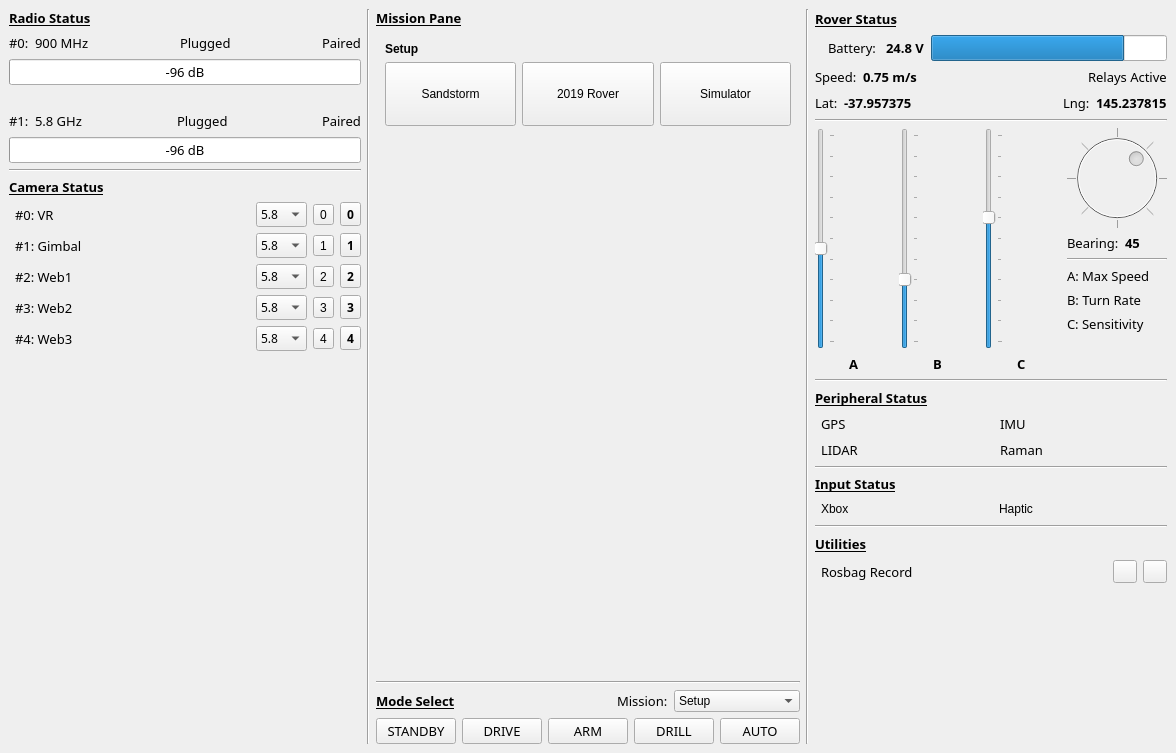
Qt form src/gui/main.ui (NovaRoverTeam/base_station) before a commit.
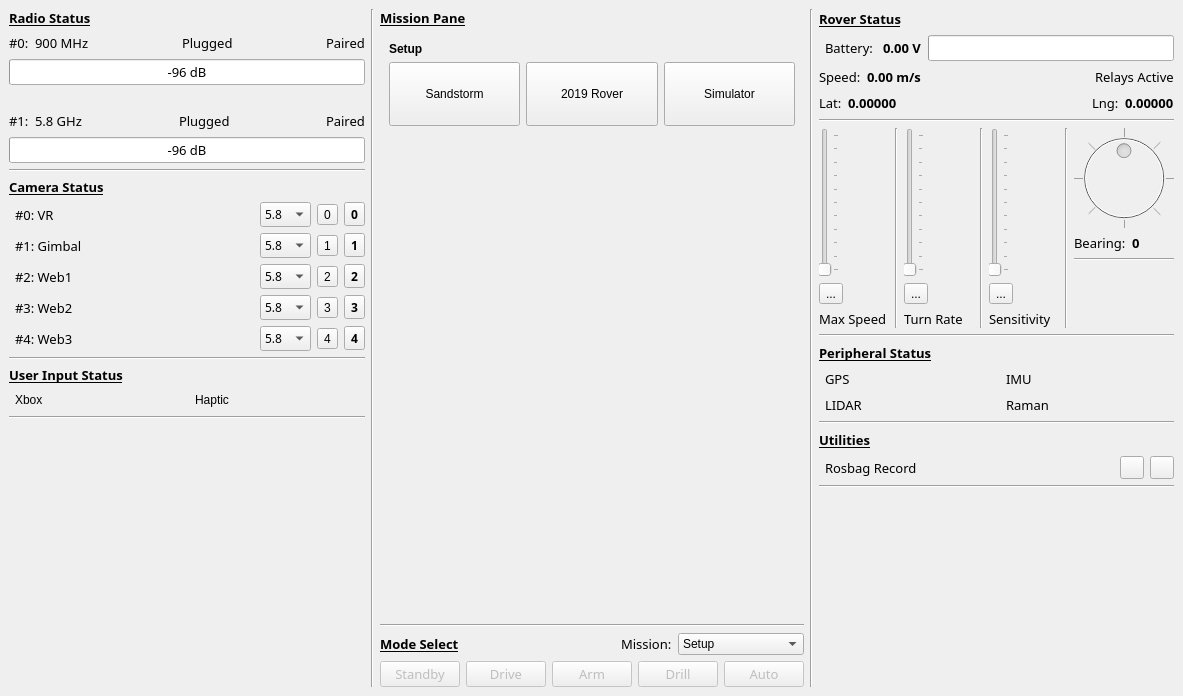
The same form after that commit. Icons and pictures are not drawn. Custom widgets are drawn as their Qt base class.

Commit message: GUI is now connected to sliders, and mode changing buttons. Sliders can be used to interactively change the rpm limit and steer limit. State_manager now publishes driving commands to the rover_manager, and also makes state change requests to the rover_manager.

```diff
--- a/src/gui/main.ui
+++ b/src/gui/main.ui
@@ -6,8 +6,8 @@
    <rect>
     <x>0</x>
     <y>0</y>
-    <width>1176</width>
-    <height>753</height>
+    <width>1183</width>
+    <height>696</height>
    </rect>
   </property>
   <property name="windowTitle">
@@ -1013,6 +1013,140 @@
           </item>
          </layout>
         </item>
+        <item>
+         <widget class="Line" name="line_9">
+          <property name="orientation">
+           <enum>Qt::Horizontal</enum>
+          </property>
+         </widget>
+        </item>
+        <item>
+         <layout class="QVBoxLayout" name="verticalLayout_2">
+          <item>
+           <widget class="QLabel" name="label_14">
+            <property name="font">
+             <font>
+              <family>Sans Serif</family>
+              <pointsize>10</pointsize>
+              <weight>75</weight>
+              <bold>true</bold>
+              <underline>true</underline>
+             </font>
+            </property>
+            <property name="text">
+             <string>User Input Status</string>
+            </property>
+           </widget>
+          </item>
+          <item>
+           <layout class="QHBoxLayout" name="horizontalLayout_4">
+            <item>
+             <layout class="QHBoxLayout" name="horizontalLayout_5">
+              <item>
+               <layout class="QHBoxLayout" name="horizontalLayout_7">
+                <item>
+                 <widget class="KLed" name="led_xbox">
+                  <property name="sizePolicy">
+                   <sizepolicy hsizetype="Preferred" vsizetype="Maximum">
+                    <horstretch>0</horstretch>
+                    <verstretch>0</verstretch>
+                   </sizepolicy>
+                  </property>
+                  <property name="state">
+                   <enum>KLed::Off</enum>
+                  </property>
+                  <property name="shape">
+                   <enum>KLed::Rectangular</enum>
+                  </property>
+                  <property name="darkFactor">
+                   <number>400</number>
+                  </property>
+                 </widget>
+                </item>
+                <item>
+                 <widget class="QLabel" name="label_16">
+                  <property name="text">
+                   <string>Xbox </string>
+                  </property>
+                 </widget>
+                </item>
+                <item>
+                 <spacer name="horizontalSpacer_21">
+                  <property name="orientation">
+                   <enum>Qt::Horizontal</enum>
+                  </property>
+                  <property name="sizeHint" stdset="0">
+                   <size>
+                    <width>40</width>
+                    <height>20</height>
+                   </size>
+                  </property>
+                 </spacer>
+                </item>
+               </layout>
+              </item>
+              <item>
+               <layout class="QHBoxLayout" name="horizontalLayout_6">
+                <property name="spacing">
+                 <number>5</number>
+                </property>
+                <property name="sizeConstraint">
+                 <enum>QLayout::SetMaximumSize</enum>
+                </property>
+                <item>
+                 <widget class="KLed" name="led_haptic">
+                  <property name="sizePolicy">
+                   <sizepolicy hsizetype="Preferred" vsizetype="Maximum">
+                    <horstretch>0</horstretch>
+                    <verstretch>0</verstretch>
+                   </sizepolicy>
+                  </property>
+                  <property name="state">
+                   <enum>KLed::Off</enum>
+                  </property>
+                  <property name="shape">
+                   <enum>KLed::Rectangular</enum>
+                  </property>
+                  <property name="darkFactor">
+                   <number>400</number>
+                  </property>
+                 </widget>
+                </item>
+                <item>
+                 <widget class="QLabel" name="label_19">
+                  <property name="text">
+                   <string>Haptic</string>
+                  </property>
+                 </widget>
+                </item>
+                <item>
+                 <spacer name="horizontalSpacer_22">
+                  <property name="orientation">
+                   <enum>Qt::Horizontal</enum>
+                  </property>
+                  <property name="sizeHint" stdset="0">
+                   <size>
+                    <width>40</width>
+                    <height>20</height>
+                   </size>
+                  </property>
+                 </spacer>
+                </item>
+               </layout>
+              </item>
+             </layout>
+            </item>
+           </layout>
+          </item>
+         </layout>
+        </item>
+        <item>
+         <widget class="Line" name="line_13">
+          <property name="orientation">
+           <enum>Qt::Horizontal</enum>
+          </property>
+         </widget>
+        </item>
         <item>
          <spacer name="verticalSpacer">
           <property name="orientation">
@@ -1144,6 +1278,15 @@
                 <property name="text">
                  <string>Simulator</string>
                 </property>
+                <property name="autoDefault">
+                 <bool>false</bool>
+                </property>
+                <property name="default">
+                 <bool>false</bool>
+                </property>
+                <property name="flat">
+                 <bool>false</bool>
+                </property>
                </widget>
               </item>
              </layout>
@@ -1315,6 +1458,12 @@
           </item>
           <item>
            <widget class="QComboBox" name="combo_mission">
+            <property name="enabled">
+             <bool>true</bool>
+            </property>
+            <property name="editable">
+             <bool>false</bool>
+            </property>
             <property name="sizeAdjustPolicy">
              <enum>QComboBox::AdjustToContents</enum>
             </property>
@@ -1346,6 +1495,9 @@
          <layout class="QHBoxLayout" name="modes">
           <item>
            <widget class="QPushButton" name="button_standby">
+            <property name="enabled">
+             <bool>false</bool>
+            </property>
             <property name="font">
              <font>
               <family>Leelawadee</family>
@@ -1356,12 +1508,18 @@
              <string notr="true"/>
             </property>
             <property name="text">
-             <string>STANDBY</string>
+             <string>Standby</string>
+            </property>
+            <property name="checkable">
+             <bool>false</bool>
             </property>
            </widget>
           </item>
           <item>
            <widget class="QPushButton" name="button_drive">
+            <property name="enabled">
+             <bool>false</bool>
+            </property>
             <property name="font">
              <font>
               <family>Leelawadee</family>
@@ -1372,12 +1530,18 @@
              <string notr="true"/>
             </property>
             <property name="text">
-             <string>DRIVE</string>
+             <string>Drive</string>
+            </property>
+            <property name="checkable">
+             <bool>false</bool>
             </property>
            </widget>
           </item>
           <item>
            <widget class="QPushButton" name="button_arm">
+            <property name="enabled">
+             <bool>false</bool>
+            </property>
             <property name="font">
              <font>
               <family>Leelawadee</family>
@@ -1388,12 +1552,18 @@
              <string notr="true"/>
             </property>
             <property name="text">
-             <string>ARM</string>
+             <string>Arm</string>
+            </property>
+            <property name="checkable">
+             <bool>false</bool>
             </property>
            </widget>
           </item>
           <item>
            <widget class="QPushButton" name="button_drill">
+            <property name="enabled">
+             <bool>false</bool>
+            </property>
             <property name="font">
              <font>
               <family>Leelawadee</family>
@@ -1404,12 +1574,18 @@
              <string notr="true"/>
             </property>
             <property name="text">
-             <string>DRILL</string>
+             <string>Drill</string>
+            </property>
+            <property name="checkable">
+             <bool>false</bool>
             </property>
            </widget>
           </item>
           <item>
            <widget class="QPushButton" name="button_auto">
+            <property name="enabled">
+             <bool>false</bool>
+            </property>
             <property name="font">
              <font>
               <family>Leelawadee</family>
@@ -1420,7 +1596,10 @@
              <string notr="true"/>
             </property>
             <property name="text">
-             <string>AUTO</string>
+             <string>Auto</string>
+            </property>
+            <property name="checkable">
+             <bool>false</bool>
             </property>
            </widget>
           </item>
@@ -1474,12 +1653,21 @@
         <item>
          <layout class="QHBoxLayout" name="horizontalLayout_9">
           <item>
-           <widget class="QLabel" name="label_35">
-            <property name="text">
-             <string/>
+           <widget class="KLed" name="kled">
+            <property name="sizePolicy">
+             <sizepolicy hsizetype="Preferred" vsizetype="Maximum">
+              <horstretch>0</horstretch>
+              <verstretch>0</verstretch>
+             </sizepolicy>
             </property>
-            <property name="pixmap">
-             <pixmap resource="resources/res.qrc">:/media/icons/lighting_icon&amp;16.png</pixmap>
+            <property name="state">
+             <enum>KLed::Off</enum>
+            </property>
+            <property name="shape">
+             <enum>KLed::Rectangular</enum>
+            </property>
+            <property name="darkFactor">
+             <number>400</number>
             </property>
            </widget>
           </item>
@@ -1508,7 +1696,7 @@
              </font>
             </property>
             <property name="text">
-             <string>24.8 V</string>
+             <string>0.00 V</string>
             </property>
            </widget>
           </item>
@@ -1536,7 +1724,7 @@
              <number>252</number>
             </property>
             <property name="value">
-             <number>248</number>
+             <number>230</number>
             </property>
             <property name="textVisible">
              <bool>false</bool>
@@ -1577,7 +1765,7 @@
              </font>
             </property>
             <property name="text">
-             <string>0.75 m/s</string>
+             <string>0.00 m/s</string>
             </property>
            </widget>
           </item>
@@ -1661,7 +1849,7 @@
              </font>
             </property>
             <property name="text">
-             <string>-37.957375</string>
+             <string>0.00000</string>
             </property>
            </widget>
           </item>
@@ -1702,7 +1890,7 @@
              </font>
             </property>
             <property name="text">
-             <string>145.237815</string>
+             <string>0.00000</string>
             </property>
            </widget>
           </item>
@@ -1721,11 +1909,20 @@
            <layout class="QVBoxLayout" name="C">
             <item>
              <widget class="QSlider" name="slider_a">
+              <property name="enabled">
+               <bool>false</bool>
+              </property>
+              <property name="sizePolicy">
+               <sizepolicy hsizetype="Fixed" vsizetype="Preferred">
+                <horstretch>0</horstretch>
+                <verstretch>0</verstretch>
+               </sizepolicy>
+              </property>
               <property name="maximum">
                <number>100</number>
               </property>
               <property name="value">
-               <number>45</number>
+               <number>0</number>
               </property>
               <property name="orientation">
                <enum>Qt::Vertical</enum>
@@ -1735,32 +1932,70 @@
               </property>
              </widget>
             </item>
-            <item alignment="Qt::AlignHCenter">
-             <widget class="QLabel" name="label_21">
+            <item>
+             <widget class="QToolButton" name="tool_slider_a">
+              <property name="enabled">
+               <bool>true</bool>
+              </property>
+              <property name="text">
+               <string>...</string>
+              </property>
+              <property name="icon">
+               <iconset resource="resources/res.qrc">
+                <normaloff>:/media/icons/padlock_closed_icon&amp;16.png</normaloff>
+                <normalon>:/media/icons/padlock_open_icon&amp;16.png</normalon>:/media/icons/padlock_closed_icon&amp;16.png</iconset>
+              </property>
+              <property name="checkable">
+               <bool>true</bool>
+              </property>
+             </widget>
+            </item>
+            <item>
+             <widget class="QLabel" name="label_24">
+              <property name="sizePolicy">
+               <sizepolicy hsizetype="Preferred" vsizetype="Fixed">
+                <horstretch>0</horstretch>
+                <verstretch>0</verstretch>
+               </sizepolicy>
+              </property>
               <property name="font">
                <font>
                 <family>Leelawadee</family>
                 <pointsize>10</pointsize>
-                <weight>75</weight>
-                <bold>true</bold>
                </font>
               </property>
               <property name="text">
-               <string>A</string>
+               <string>Max Speed</string>
               </property>
              </widget>
             </item>
            </layout>
           </item>
+          <item>
+           <widget class="Line" name="line_10">
+            <property name="orientation">
+             <enum>Qt::Vertical</enum>
+            </property>
+           </widget>
+          </item>
           <item>
            <layout class="QVBoxLayout" name="B">
             <item>
              <widget class="QSlider" name="slider_b">
+              <property name="enabled">
+               <bool>false</bool>
+              </property>
+              <property name="sizePolicy">
+               <sizepolicy hsizetype="Fixed" vsizetype="Preferred">
+                <horstretch>0</horstretch>
+                <verstretch>0</verstretch>
+               </sizepolicy>
+              </property>
               <property name="maximum">
                <number>100</number>
               </property>
               <property name="value">
-               <number>30</number>
+               <number>0</number>
               </property>
               <property name="orientation">
                <enum>Qt::Vertical</enum>
@@ -1770,35 +2005,70 @@
               </property>
              </widget>
             </item>
-            <item alignment="Qt::AlignHCenter">
-             <widget class="QLabel" name="label_22">
+            <item>
+             <widget class="QToolButton" name="tool_slider_b">
+              <property name="text">
+               <string>...</string>
+              </property>
+              <property name="icon">
+               <iconset resource="resources/res.qrc">
+                <normaloff>:/media/icons/padlock_closed_icon&amp;16.png</normaloff>
+                <normalon>:/media/icons/padlock_open_icon&amp;16.png</normalon>:/media/icons/padlock_closed_icon&amp;16.png</iconset>
+              </property>
+              <property name="checkable">
+               <bool>true</bool>
+              </property>
+             </widget>
+            </item>
+            <item>
+             <widget class="QLabel" name="label_25">
+              <property name="sizePolicy">
+               <sizepolicy hsizetype="Preferred" vsizetype="Fixed">
+                <horstretch>0</horstretch>
+                <verstretch>0</verstretch>
+               </sizepolicy>
+              </property>
               <property name="font">
                <font>
                 <family>Leelawadee</family>
                 <pointsize>10</pointsize>
-                <weight>75</weight>
-                <bold>true</bold>
                </font>
               </property>
               <property name="text">
-               <string>B</string>
+               <string>Turn Rate</string>
               </property>
              </widget>
             </item>
            </layout>
           </item>
+          <item>
+           <widget class="Line" name="line_11">
+            <property name="orientation">
+             <enum>Qt::Vertical</enum>
+            </property>
+           </widget>
+          </item>
           <item>
            <layout class="QVBoxLayout" name="A">
             <item>
              <widget class="QSlider" name="slider_c">
+              <property name="enabled">
+               <bool>false</bool>
+              </property>
+              <property name="sizePolicy">
+               <sizepolicy hsizetype="Fixed" vsizetype="Preferred">
+                <horstretch>0</horstretch>
+                <verstretch>0</verstretch>
+               </sizepolicy>
+              </property>
               <property name="maximum">
                <number>100</number>
               </property>
               <property name="value">
-               <number>60</number>
+               <number>0</number>
               </property>
               <property name="sliderPosition">
-               <number>60</number>
+               <number>0</number>
               </property>
               <property name="orientation">
                <enum>Qt::Vertical</enum>
@@ -1808,23 +2078,49 @@
               </property>
              </widget>
             </item>
-            <item alignment="Qt::AlignHCenter">
-             <widget class="QLabel" name="label_23">
+            <item>
+             <widget class="QToolButton" name="tool_slider_c">
+              <property name="text">
+               <string>...</string>
+              </property>
+              <property name="icon">
+               <iconset resource="resources/res.qrc">
+                <normaloff>:/media/icons/padlock_closed_icon&amp;16.png</normaloff>
+                <normalon>:/media/icons/padlock_open_icon&amp;16.png</normalon>:/media/icons/padlock_closed_icon&amp;16.png</iconset>
+              </property>
+              <property name="checkable">
+               <bool>true</bool>
+              </property>
+             </widget>
+            </item>
+            <item>
+             <widget class="QLabel" name="label_26">
+              <property name="sizePolicy">
+               <sizepolicy hsizetype="Preferred" vsizetype="Fixed">
+                <horstretch>0</horstretch>
+                <verstretch>0</verstretch>
+               </sizepolicy>
+              </property>
               <property name="font">
                <font>
                 <family>Leelawadee</family>
                 <pointsize>10</pointsize>
-                <weight>75</weight>
-                <bold>true</bold>
                </font>
               </property>
               <property name="text">
-               <string>C</string>
+               <string>Sensitivity</string>
               </property>
              </widget>
             </item>
            </layout>
           </item>
+          <item>
+           <widget class="Line" name="line_12">
+            <property name="orientation">
+             <enum>Qt::Vertical</enum>
+            </property>
+           </widget>
+          </item>
           <item>
            <layout class="QVBoxLayout" name="Bearing">
             <item>
@@ -1839,7 +2135,7 @@
                <number>10</number>
               </property>
               <property name="value">
-               <number>225</number>
+               <number>180</number>
               </property>
               <property name="wrapping">
                <bool>true</bool>
@@ -1878,7 +2174,7 @@
                  </font>
                 </property>
                 <property name="text">
-                 <string>45</string>
+                 <string>0</string>
                 </property>
                </widget>
               </item>
@@ -1891,45 +2187,6 @@
               </property>
              </widget>
             </item>
-            <item>
-             <widget class="QLabel" name="label_24">
-              <property name="font">
-               <font>
-                <family>Leelawadee</family>
-                <pointsize>10</pointsize>
-               </font>
-              </property>
-              <property name="text">
-               <string>A: Max Speed</string>
-              </property>
-             </widget>
-            </item>
-            <item>
-             <widget class="QLabel" name="label_25">
-              <property name="font">
-               <font>
-                <family>Leelawadee</family>
-                <pointsize>10</pointsize>
-               </font>
-              </property>
-              <property name="text">
-               <string>B: Turn Rate</string>
-              </property>
-             </widget>
-            </item>
-            <item>
-             <widget class="QLabel" name="label_26">
-              <property name="font">
-               <font>
-                <family>Leelawadee</family>
-                <pointsize>10</pointsize>
-               </font>
-              </property>
-              <property name="text">
-               <string>C: Sensitivity</string>
-              </property>
-             </widget>
-            </item>
             <item>
              <spacer name="verticalSpacer_5">
               <property name="orientation">
@@ -2202,133 +2459,6 @@
           </property>
          </widget>
         </item>
-        <item>
-         <layout class="QVBoxLayout" name="verticalLayout_2">
-          <item>
-           <widget class="QLabel" name="label_14">
-            <property name="font">
-             <font>
-              <family>Sans Serif</family>
-              <pointsize>10</pointsize>
-              <weight>75</weight>
-              <bold>true</bold>
-              <underline>true</underline>
-             </font>
-            </property>
-            <property name="text">
-             <string>Input Status</string>
-            </property>
-           </widget>
-          </item>
-          <item>
-           <layout class="QHBoxLayout" name="horizontalLayout_4">
-            <item>
-             <layout class="QHBoxLayout" name="horizontalLayout_5">
-              <item>
-               <layout class="QHBoxLayout" name="horizontalLayout_7">
-                <item>
-                 <widget class="KLed" name="led_xbox">
-                  <property name="sizePolicy">
-                   <sizepolicy hsizetype="Preferred" vsizetype="Maximum">
-                    <horstretch>0</horstretch>
-                    <verstretch>0</verstretch>
-                   </sizepolicy>
-                  </property>
-                  <property name="state">
-                   <enum>KLed::Off</enum>
-                  </property>
-                  <property name="shape">
-                   <enum>KLed::Rectangular</enum>
-                  </property>
-                  <property name="darkFactor">
-                   <number>400</number>
-                  </property>
-                 </widget>
-                </item>
-                <item>
-                 <widget class="QLabel" name="label_16">
-                  <property name="text">
-                   <string>Xbox </string>
-                  </property>
-                 </widget>
-                </item>
-                <item>
-                 <spacer name="horizontalSpacer_21">
-                  <property name="orientation">
-                   <enum>Qt::Horizontal</enum>
-                  </property>
-                  <property name="sizeHint" stdset="0">
-                   <size>
-                    <width>40</width>
-                    <height>20</height>
-                   </size>
-                  </property>
-                 </spacer>
-                </item>
-               </layout>
-              </item>
-              <item>
-               <layout class="QHBoxLayout" name="horizontalLayout_6">
-                <property name="spacing">
-                 <number>5</number>
-                </property>
-                <property name="sizeConstraint">
-                 <enum>QLayout::SetMaximumSize</enum>
-                </property>
-                <item>
-                 <widget class="KLed" name="led_haptic">
-                  <property name="sizePolicy">
-                   <sizepolicy hsizetype="Preferred" vsizetype="Maximum">
-                    <horstretch>0</horstretch>
-                    <verstretch>0</verstretch>
-                   </sizepolicy>
-                  </property>
-                  <property name="state">
-                   <enum>KLed::Off</enum>
-                  </property>
-                  <property name="shape">
-                   <enum>KLed::Rectangular</enum>
-                  </property>
-                  <property name="darkFactor">
-                   <number>400</number>
-                  </property>
-                 </widget>
-                </item>
-                <item>
-                 <widget class="QLabel" name="label_19">
-                  <property name="text">
-                   <string>Haptic</string>
-                  </property>
-                 </widget>
-                </item>
-                <item>
-                 <spacer name="horizontalSpacer_22">
-                  <property name="orientation">
-                   <enum>Qt::Horizontal</enum>
-                  </property>
-                  <property name="sizeHint" stdset="0">
-                   <size>
-                    <width>40</width>
-                    <height>20</height>
-                   </size>
-                  </property>
-                 </spacer>
-                </item>
-               </layout>
-              </item>
-             </layout>
-            </item>
-           </layout>
-          </item>
-         </layout>
-        </item>
-        <item>
-         <widget class="Line" name="line_9">
-          <property name="orientation">
-           <enum>Qt::Horizontal</enum>
-          </property>
-         </widget>
-        </item>
         <item>
          <layout class="QHBoxLayout" name="horizontalLayout_14">
           <item>
@@ -2455,6 +2585,13 @@
           </item>
          </layout>
         </item>
+        <item>
+         <widget class="Line" name="line_14">
+          <property name="orientation">
+           <enum>Qt::Horizontal</enum>
+          </property>
+         </widget>
+        </item>
         <item>
          <spacer name="verticalSpacer_3">
           <property name="orientation">
```
The commit also changes 7 other files.
